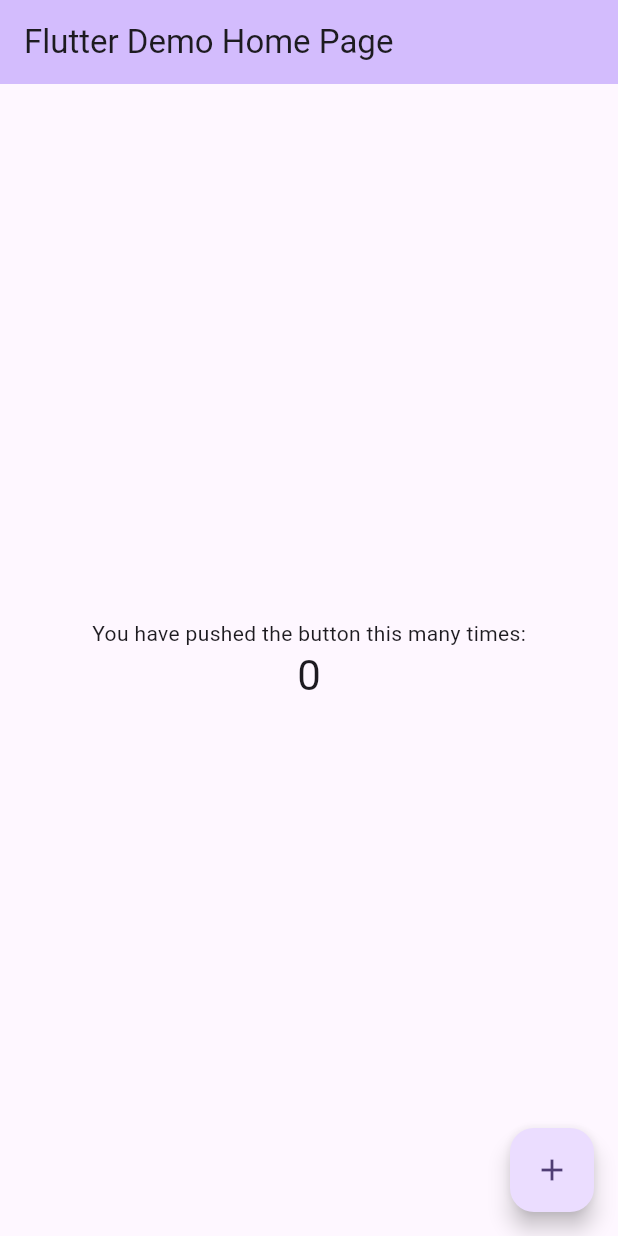
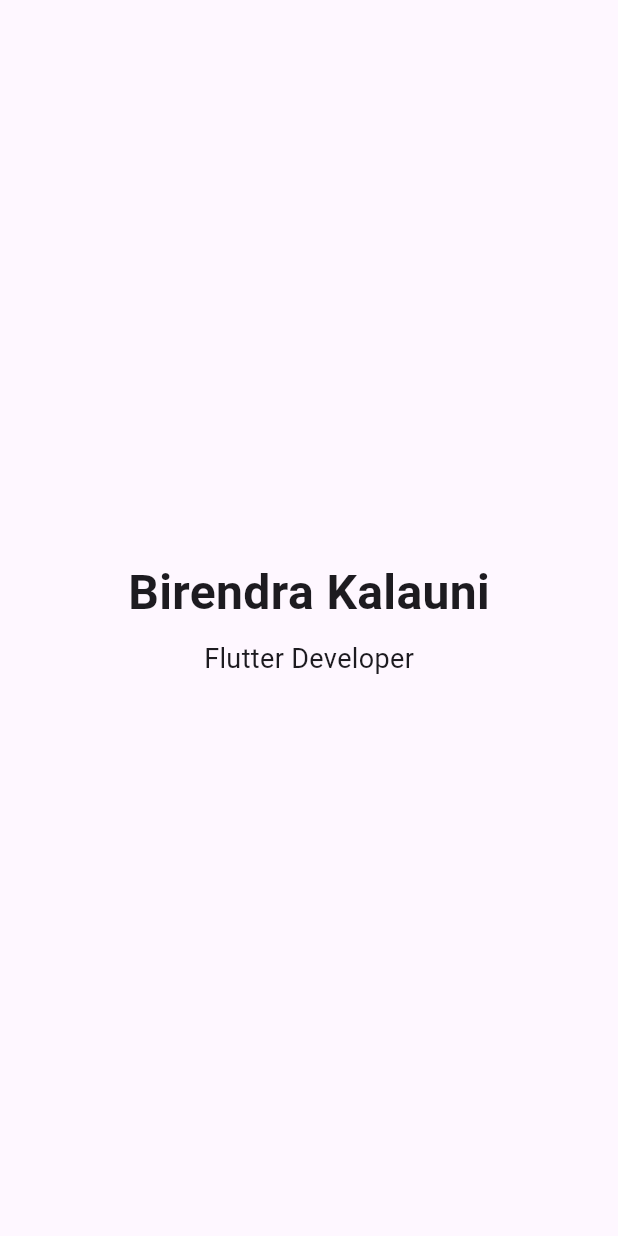
Before and after one commit to birendrakalauni/birendra-kalauni.github.io, a Flutter app: the screen it shows after launch, on a phone screen of 412 x 824 dp. Run offline on Flutter 3.47's test engine with Material 3 defaults, Android fonts, the phone set to English and light mode, and no system bars; our stand-ins replace go_router.

Commit message:
feat: build portfolio structure and screens

```diff
--- /dev/null
+++ b/devtools_options.yaml
@@ -0,0 +1,3 @@
+description: This file stores settings for Dart & Flutter DevTools.
+documentation: https://docs.flutter.dev/tools/devtools/extensions#configure-extension-enablement-states
+extensions:
--- /dev/null
+++ b/lib/app.dart
@@ -0,0 +1,14 @@
+import 'package:birendra_portfolio/core/routing/app_router.dart';
+import 'package:flutter/material.dart';
+
+class PortfolioApp extends StatelessWidget {
+  const PortfolioApp({super.key});
+
+  @override
+  Widget build(BuildContext context) {
+    return MaterialApp.router(title: 'Birendra Kalauni | Flutter Developer',
+    debugShowCheckedModeBanner: false,
+    routerConfig: appRouter,
+    );
+  }
+}
--- /dev/null
+++ b/lib/core/routing/app_router.dart
@@ -0,0 +1,9 @@
+import 'package:birendra_portfolio/screens/home_screen.dart';
+import 'package:go_router/go_router.dart';
+
+final GoRouter appRouter = GoRouter(
+  initialLocation: '/',
+  routes: [
+    GoRoute(path: '/', name: 'home', builder: (context, state) =>const HomeScreen()),
+  ],
+);
--- a/lib/main.dart
+++ b/lib/main.dart
@@ -1,122 +1,6 @@
+import 'package:birendra_portfolio/app.dart';
 import 'package:flutter/material.dart';
 
 void main() {
-  runApp(const MyApp());
+  runApp(const PortfolioApp());
 }
-
-class MyApp extends StatelessWidget {
-  const MyApp({super.key});
-
-  // This widget is the root of your application.
-  @override
-  Widget build(BuildContext context) {
-    return MaterialApp(
-      title: 'Flutter Demo',
-      theme: ThemeData(
-        // This is the theme of your application.
-        //
-        // TRY THIS: Try running your application with "flutter run". You'll see
-        // the application has a purple toolbar. Then, without quitting the app,
-        // try changing the seedColor in the colorScheme below to Colors.green
-        // and then invoke "hot reload" (save your changes or press the "hot
-        // reload" button in a Flutter-supported IDE, or press "r" if you used
-        // the command line to start the app).
-        //
-        // Notice that the counter didn't reset back to zero; the application
-        // state is not lost during the reload. To reset the state, use hot
-        // restart instead.
-        //
-        // This works for code too, not just values: Most code changes can be
-        // tested with just a hot reload.
-        colorScheme: .fromSeed(seedColor: Colors.deepPurple),
-      ),
-      home: const MyHomePage(title: 'Flutter Demo Home Page'),
-    );
-  }
-}
-
-class MyHomePage extends StatefulWidget {
-  const MyHomePage({super.key, required this.title});
-
-  // This widget is the home page of your application. It is stateful, meaning
-  // that it has a State object (defined below) that contains fields that affect
-  // how it looks.
-
-  // This class is the configuration for the state. It holds the values (in this
-  // case the title) provided by the parent (in this case the App widget) and
-  // used by the build method of the State. Fields in a Widget subclass are
-  // always marked "final".
-
-  final String title;
-
-  @override
-  State<MyHomePage> createState() => _MyHomePageState();
-}
-
-class _MyHomePageState extends State<MyHomePage> {
-  int _counter = 0;
-
-  void _incrementCounter() {
-    setState(() {
-      // This call to setState tells the Flutter framework that something has
-      // changed in this State, which causes it to rerun the build method below
-      // so that the display can reflect the updated values. If we changed
-      // _counter without calling setState(), then the build method would not be
-      // called again, and so nothing would appear to happen.
-      _counter++;
-    });
-  }
-
-  @override
-  Widget build(BuildContext context) {
-    // This method is rerun every time setState is called, for instance as done
-    // by the _incrementCounter method above.
-    //
-    // The Flutter framework has been optimized to make rerunning build methods
-    // fast, so that you can just rebuild anything that needs updating rather
-    // than having to individually change instances of widgets.
-    return Scaffold(
-      appBar: AppBar(
-        // TRY THIS: Try changing the color here to a specific color (to
-        // Colors.amber, perhaps?) and trigger a hot reload to see the AppBar
-        // change color while the other colors stay the same.
-        backgroundColor: Theme.of(context).colorScheme.inversePrimary,
-        // Here we take the value from the MyHomePage object that was created by
-        // the App.build method, and use it to set our appbar title.
-        title: Text(widget.title),
-      ),
-      body: Center(
-        // Center is a layout widget. It takes a single child and positions it
-        // in the middle of the parent.
-        child: Column(
-          // Column is also a layout widget. It takes a list of children and
-          // arranges them vertically. By default, it sizes itself to fit its
-          // children horizontally, and tries to be as tall as its parent.
-          //
-          // Column has various properties to control how it sizes itself and
-          // how it positions its children. Here we use mainAxisAlignment to
-          // center the children vertically; the main axis here is the vertical
-          // axis because Columns are vertical (the cross axis would be
-          // horizontal).
-          //
-          // TRY THIS: Invoke "debug painting" (choose the "Toggle Debug Paint"
-          // action in the IDE, or press "p" in the console), to see the
-          // wireframe for each widget.
-          mainAxisAlignment: .center,
-          children: [
-            const Text('You have pushed the button this many times:'),
-            Text(
-              '$_counter',
-              style: Theme.of(context).textTheme.headlineMedium,
-            ),
-          ],
-        ),
-      ),
-      floatingActionButton: FloatingActionButton(
-        onPressed: _incrementCounter,
-        tooltip: 'Increment',
-        child: const Icon(Icons.add),
-      ),
-    );
-  }
-}
--- /dev/null
+++ b/lib/screens/home_screen.dart
@@ -0,0 +1,23 @@
+import 'package:flutter/material.dart';
+
+class HomeScreen extends StatelessWidget {
+  const HomeScreen({super.key});
+
+  @override
+  Widget build(BuildContext context) {
+    return const Scaffold(
+      body: Center(
+        child: Column(
+          mainAxisSize: MainAxisSize.min,
+          children: [
+            Text('Birendra Kalauni',
+            style: TextStyle(fontSize: 32,
+            fontWeight: FontWeight.bold),),
+            SizedBox(height: 8,),
+            Text('Flutter Developer', style: TextStyle(fontSize: 18,),)
+          ],
+        ),
+      ),
+    );
+  }
+}
--- a/pubspec.yaml
+++ b/pubspec.yaml
@@ -34,6 +34,10 @@
   # The following adds the Cupertino Icons font to your application.
   # Use with the CupertinoIcons class for iOS style icons.
   cupertino_icons: ^1.0.8
+  provider: ^6.1.5+1
+  go_router: ^18.1.1
+  google_fonts: ^9.0.0
+  url_launcher: ^6.3.3
 
 dev_dependencies:
   flutter_test:
```
Also changed, not shown: pubspec.lock, 1 other file.
